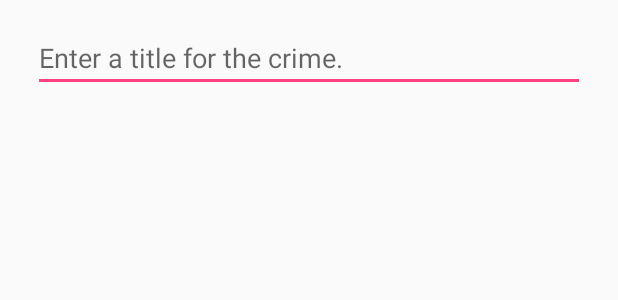
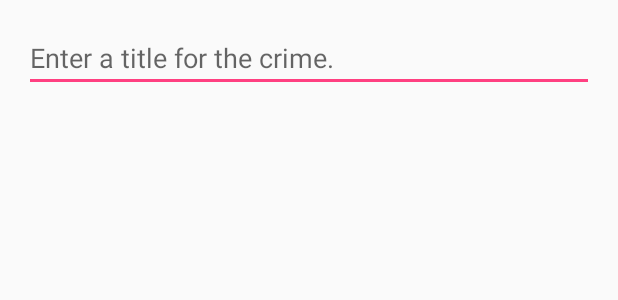
Before and after one commit to lynnik/CriminalIntent, an Android app: the layout fragment_crime.xml on its own in the app's theme, with its tools: preview values and no code run, on a phone screen of 412 x 824 dp. Shown: the top 300 px of the screen. Run offline under Robolectric (Android 15) with nearby library versions, the phone set to English and light mode, and no system bars.

Commit message:
The CrimeFragment layout has been changed.

```diff
--- a/app/src/main/res/layout/fragment_crime.xml
+++ b/app/src/main/res/layout/fragment_crime.xml
@@ -2,20 +2,19 @@
 <android.support.constraint.ConstraintLayout
   xmlns:android="http://schemas.android.com/apk/res/android"
   xmlns:app="http://schemas.android.com/apk/res-auto"
-  xmlns:tools="http://schemas.android.com/tools"
   android:layout_width="match_parent"
   android:layout_height="match_parent">
 
   <EditText
     android:id="@+id/crime_title"
-    android:layout_width="368dp"
+    android:layout_width="0dp"
     android:layout_height="wrap_content"
+    android:layout_marginLeft="16dp"
+    android:layout_marginRight="16dp"
+    android:layout_marginTop="16dp"
     android:hint="@string/crime_title_hint"
-    android:layout_marginLeft="16dp"
     app:layout_constraintLeft_toLeftOf="parent"
-    android:layout_marginRight="16dp"
     app:layout_constraintRight_toRightOf="parent"
-    app:layout_constraintTop_toTopOf="parent"
-    android:layout_marginTop="16dp"/>
+    app:layout_constraintTop_toTopOf="parent"/>
 
 </android.support.constraint.ConstraintLayout>
```
